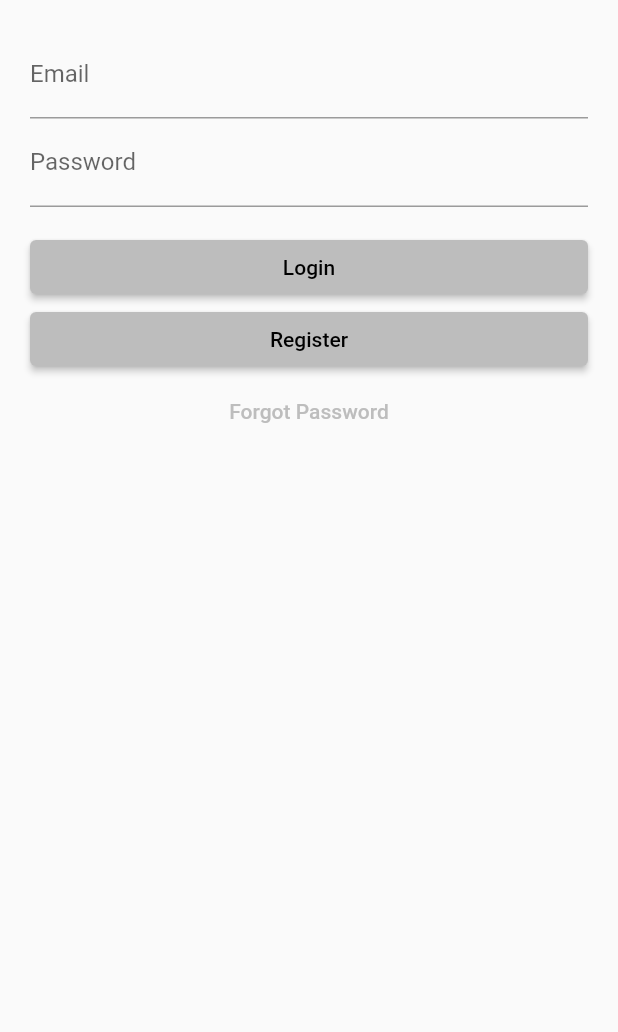
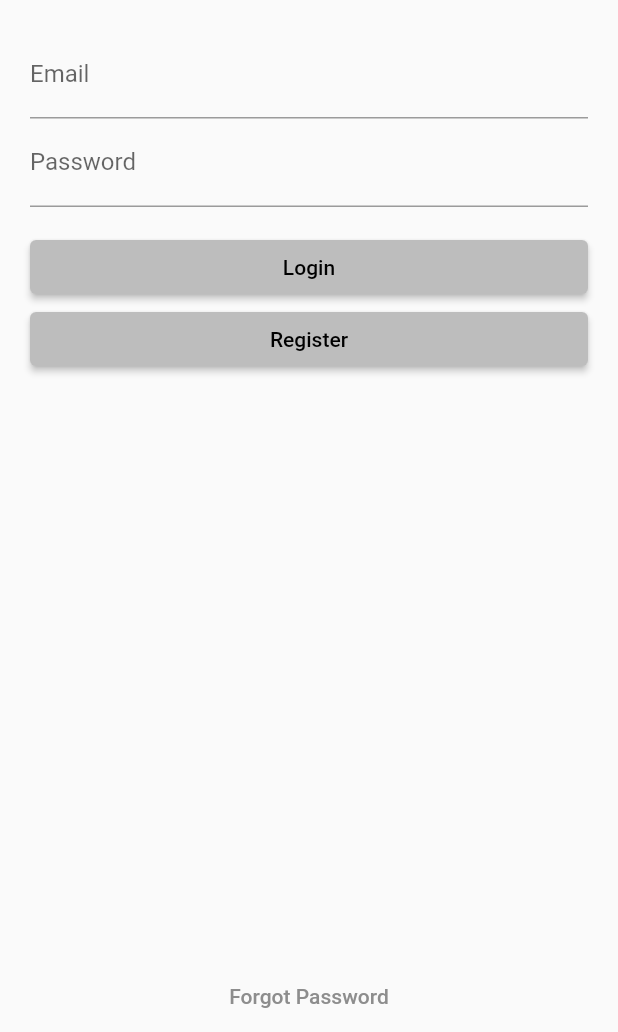
Before and after one commit to MichaelSedlack/myuseum, a Flutter app: the screen it shows after launch, on a phone screen of 412 x 824 dp, the part 204-1236 px from its top. Run offline on Flutter 3.47's test engine with Material 2 defaults, Android fonts, the phone set to English and light mode, and no system bars.

Commit message:
Removed extraneous code and darkened forgot password color, moved to bottom of screen

```diff
--- a/lib/login.dart
+++ b/lib/login.dart
@@ -76,8 +76,9 @@ class _LoginRouteState extends State<LoginRoute> {
                   },
                 ),
               ),
+              Spacer(),
               TextButton(
-                child: Text('Forgot Password'),
+                child: Text('Forgot Password', style: TextStyle(color: colorScheme.primaryVariant)),
                 onPressed: () {
                   Navigator.push(
                     context,
--- a/lib/main.dart
+++ b/lib/main.dart
@@ -1,5 +1,4 @@
 import 'package:flutter/material.dart';
-import 'package:myuseum/Utils/getAPI.dart';
 import 'login.dart';
 import 'package:myuseum/rooms.dart';
 import 'package:myuseum/Utils/userInfo.dart';
```
Also changed, not shown: lib/register.dart (+0 -8 lines).
